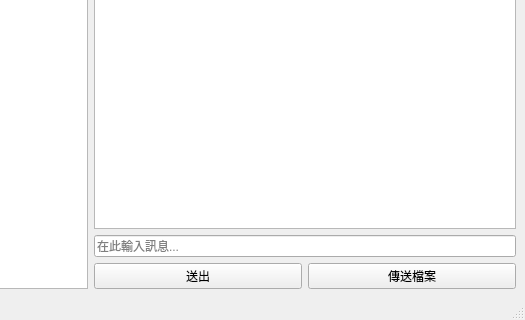
Before: the Qt Designer form Client/ChatClient/chatclient.ui in tingxinchen/Qt_11401_02, drawn with Qt 5; both pictures show x 275 to 800 and y 280 to 600 of the 800 by 600 pixel window.
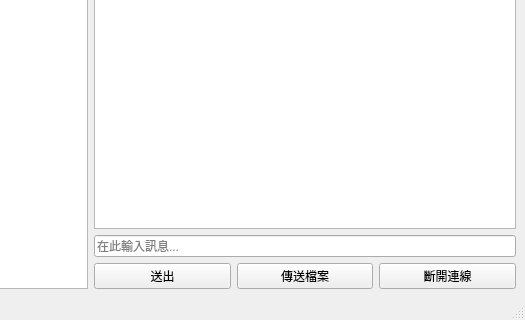
After: the same form once the commit is applied.

The edit to the form file:
```diff
--- a/Client/ChatClient/chatclient.ui
+++ b/Client/ChatClient/chatclient.ui
@@ -43,6 +43,13 @@
           </property>
          </widget>
         </item>
+        <item>
+         <widget class="QPushButton" name="disconnectBtn">
+          <property name="text">
+           <string>斷開連線</string>
+          </property>
+         </widget>
+        </item>
        </layout>
       </item>
      </layout>
```
